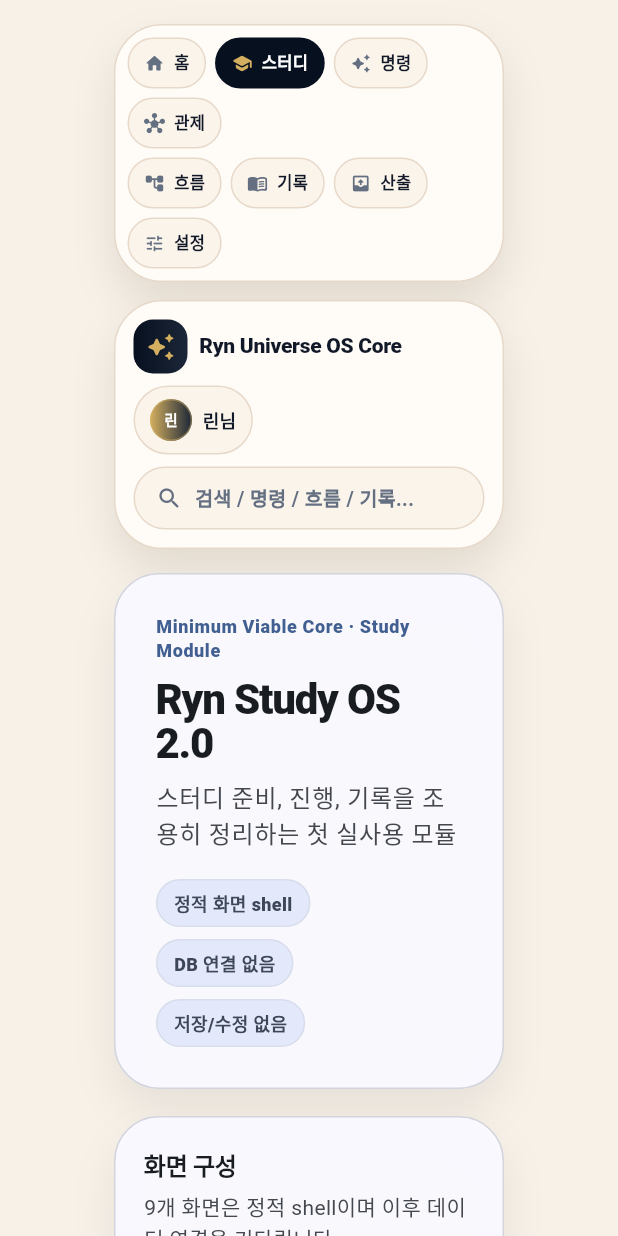
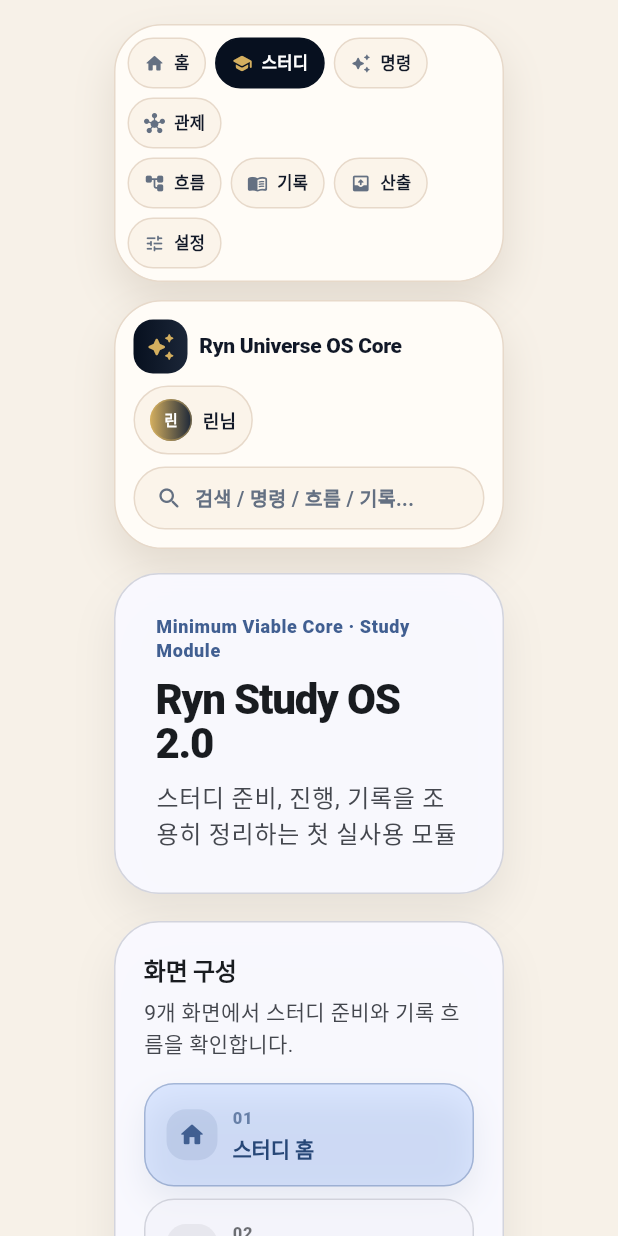
Before and after one commit to rinvitalcenter/ryn-universe-os-core, a Flutter app: the screen it shows after launch, after a tap on "스터디", on a phone screen of 412 x 824 dp. Run offline on Flutter 3.47's test engine with Material 3 defaults, Android fonts, the phone set to English and light mode, and no system bars; our stand-ins replace drift; accounts and stored records are empty; generated files the repository leaves out were written again.

Commit message:
feat: separate study os user copy from developer wording

```diff
--- a/lib/core/text/app_text.dart
+++ b/lib/core/text/app_text.dart
@@ -133,9 +133,9 @@ abstract final class AppText {
   static const studyOsTitle = 'Ryn Study OS 2.0';
   static const studyOsCaption = '스터디 준비, 진행, 기록을 조용히 정리하는 첫 실사용 모듈';
   static const studyOsKicker = 'Minimum Viable Core · Study Module';
-  static const studyOsStaticShellMarker = '정적 화면 shell';
-  static const studyOsNoRuntimeDb = 'DB 연결 없음';
-  static const studyOsNoCrud = '저장/수정 없음';
+  static const studyOsStaticShellMarker = '화면 흐름 확인 단계';
+  static const studyOsNoRuntimeDb = '기록 기능은 다음 단계에서 연결됩니다';
+  static const studyOsNoCrud = '입력 내용은 아직 보관되지 않습니다';
   static const studyScreenHome = '스터디 홈';
   static const studyScreenSessions = '스터디';
   static const studyScreenSessionDetail = '세션 상세';
@@ -156,16 +156,16 @@ abstract final class AppText {
   static const studyLocalSafetyHelper = '로컬 우선 원칙과 데이터 안전 경계를 확인합니다.';
   static const studyPrimaryActionPlan = '세션 준비';
   static const studyPrimaryActionReview = '흐름 확인';
-  static const studyEmptyState = '아직 실제 데이터는 연결하지 않았습니다.';
+  static const studyEmptyState = '아직 입력한 내용은 보관되지 않습니다.';
   static const studyOverviewTitle = '오늘의 스터디 운영';
   static const studyOverviewBody = '세션 준비부터 기록까지, 필요한 화면만 차분히 배치합니다.';
   static const studyScreenMapTitle = '화면 구성';
-  static const studyScreenMapBody = '9개 화면은 정적 shell이며 이후 데이터 연결을 기다립니다.';
+  static const studyScreenMapBody = '9개 화면에서 스터디 준비와 기록 흐름을 확인합니다.';
   static const studySelectedScreenLabel = '선택한 화면';
   static const studyReadinessTitle = '준비 상태';
   static const studyReadinessLocalOnly = '로컬 우선';
-  static const studyReadinessStatic = '정적 표시';
-  static const studyReadinessNoSave = '저장 없음';
+  static const studyReadinessStatic = '화면 흐름';
+  static const studyReadinessNoSave = '보관 전';
   static const studyNextPrepTitle = '다음 스터디 준비';
   static const studyNextPrepBody = '오늘은 세션 목적, 출석 준비, 자료 연결, 기록 흐름을 먼저 확인합니다.';
   static const studyFlowBefore = '세션 전';
--- a/lib/features/study_os/study_os_shell.dart
+++ b/lib/features/study_os/study_os_shell.dart
@@ -48,10 +48,7 @@ class _StudyOsHero extends StatelessWidget {
 
     return _StudyOsSurface(
       padding: const EdgeInsets.all(28),
-      child: LayoutBuilder(
-        builder: (context, constraints) {
-          final wide = constraints.maxWidth >= 820;
-          final titleBlock = Column(
+      child: Column(
         crossAxisAlignment: CrossAxisAlignment.start,
         children: [
           Text(
@@ -83,37 +80,6 @@ class _StudyOsHero extends StatelessWidget {
             ),
           ),
         ],
-          );
-
-          final statusBlock = Column(
-            crossAxisAlignment: wide
-                ? CrossAxisAlignment.end
-                : CrossAxisAlignment.start,
-            children: const [
-              _StudyOsPill(AppText.studyOsStaticShellMarker),
-              SizedBox(height: 8),
-              _StudyOsPill(AppText.studyOsNoRuntimeDb),
-              SizedBox(height: 8),
-              _StudyOsPill(AppText.studyOsNoCrud),
-            ],
-          );
-
-          if (!wide) {
-            return Column(
-              crossAxisAlignment: CrossAxisAlignment.start,
-              children: [titleBlock, const SizedBox(height: 18), statusBlock],
-            );
-          }
-
-          return Row(
-            crossAxisAlignment: CrossAxisAlignment.start,
-            children: [
-              Expanded(child: titleBlock),
-              const SizedBox(width: 24),
-              statusBlock,
-            ],
-          );
-        },
       ),
     );
   }
@@ -907,38 +873,6 @@ class _StudyOsIconBadge extends StatelessWidget {
   }
 }
 
-class _StudyOsPill extends StatelessWidget {
-  const _StudyOsPill(this.label);
-
-  final String label;
-
-  @override
-  Widget build(BuildContext context) {
-    final colorScheme = Theme.of(context).colorScheme;
-
-    return DecoratedBox(
-      decoration: BoxDecoration(
-        color: colorScheme.secondaryContainer.withValues(alpha: 0.70),
-        borderRadius: BorderRadius.circular(999),
-        border: Border.all(
-          color: colorScheme.outlineVariant.withValues(alpha: 0.35),
-        ),
-      ),
-      child: Padding(
-        padding: const EdgeInsets.symmetric(horizontal: 12, vertical: 7),
-        child: Text(
-          label,
-          style: TextStyle(
-            color: colorScheme.onSecondaryContainer,
-            fontWeight: FontWeight.w800,
-            fontSize: 12,
-          ),
-        ),
-      ),
-    );
-  }
-}
-
 class _StudyOsScreenSpec {
   const _StudyOsScreenSpec({
     required this.label,
```
Also changed, not shown: 1 other file. Lines whose indentation alone changed are shown as unchanged.
